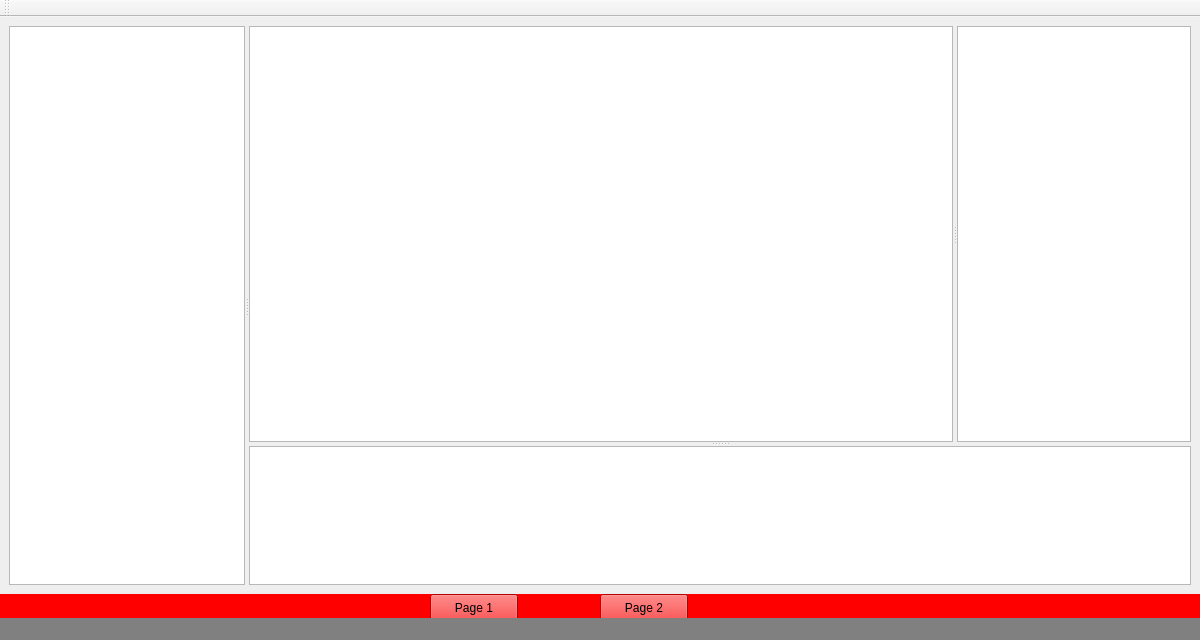
Qt form nn.designer/ui/mainwindow.ui (msforenter090/NNE) before a commit.
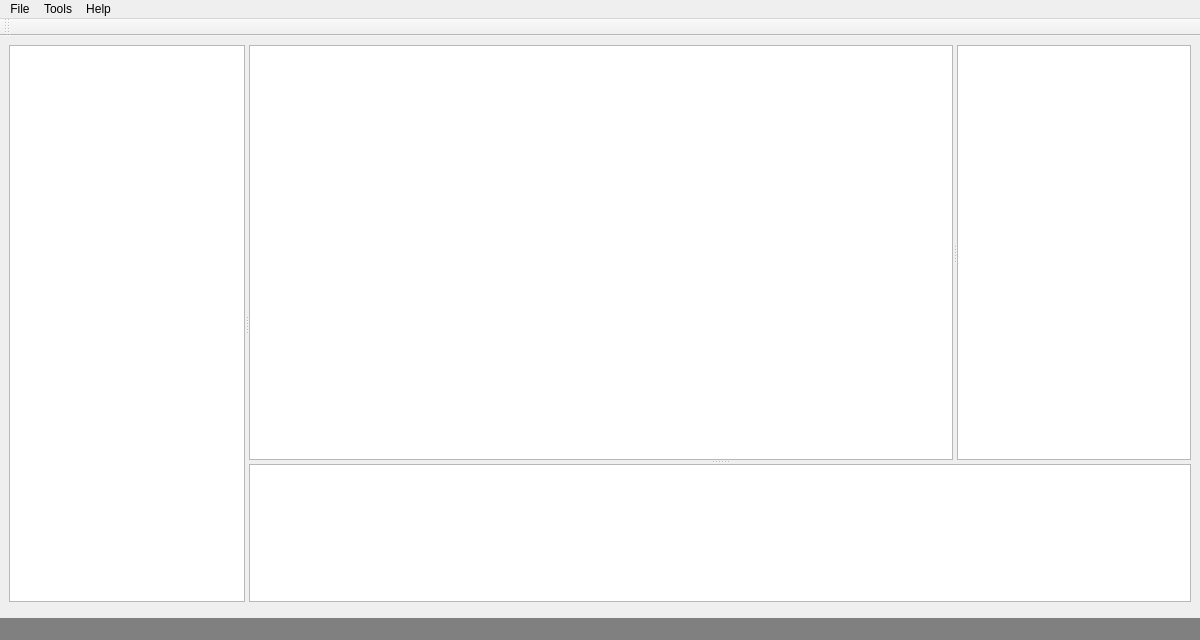
The same form after that commit.

Commit message: Removed unused. Added stacked panel. Added workspace, project and neural networ class.

Patch:
```diff
--- a/nn.designer/ui/mainwindow.ui
+++ b/nn.designer/ui/mainwindow.ui
@@ -79,11 +79,21 @@
            <number>9</number>
           </property>
           <item>
-           <widget class="QSplitter" name="splitter">
+           <widget class="QStackedWidget" name="stackedWidget">
+            <widget class="QWidget" name="page1">
+             <widget class="QSplitter" name="splitter_4">
+              <property name="geometry">
+               <rect>
+                <x>0</x>
+                <y>0</y>
+                <width>1182</width>
+                <height>557</height>
+               </rect>
+              </property>
             <property name="orientation">
              <enum>Qt::Horizontal</enum>
             </property>
-            <widget class="QWidget" name="widget" native="true">
+              <widget class="QWidget" name="widget_7" native="true">
              <property name="sizePolicy">
               <sizepolicy hsizetype="Minimum" vsizetype="Expanding">
                <horstretch>1</horstretch>
@@ -136,7 +146,7 @@
               </item>
              </layout>
             </widget>
-            <widget class="QWidget" name="widget_2" native="true">
+              <widget class="QWidget" name="widget_8" native="true">
              <property name="sizePolicy">
               <sizepolicy hsizetype="Maximum" vsizetype="Preferred">
                <horstretch>2</horstretch>
@@ -319,59 +329,11 @@
              </layout>
             </widget>
            </widget>
-          </item>
-         </layout>
-        </widget>
-       </item>
-       <item>
-        <widget class="QWidget" name="stackIndicatorContainer" native="true">
-         <property name="sizePolicy">
-          <sizepolicy hsizetype="Preferred" vsizetype="Preferred">
-           <horstretch>0</horstretch>
-           <verstretch>0</verstretch>
-          </sizepolicy>
-         </property>
-         <property name="minimumSize">
-          <size>
-           <width>0</width>
-           <height>0</height>
-          </size>
-         </property>
-         <property name="maximumSize">
-          <size>
-           <width>16777215</width>
-           <height>24</height>
-          </size>
-         </property>
-         <property name="styleSheet">
-          <string notr="true">background-color: red;</string>
-         </property>
-         <widget class="QPushButton" name="btn1">
-          <property name="geometry">
-           <rect>
-            <x>430</x>
-            <y>0</y>
-            <width>88</width>
-            <height>27</height>
-           </rect>
-          </property>
-          <property name="text">
-           <string>Page 1</string>
-          </property>
-         </widget>
-         <widget class="QPushButton" name="btn2">
-          <property name="geometry">
-           <rect>
-            <x>600</x>
-            <y>0</y>
-            <width>88</width>
-            <height>27</height>
-           </rect>
-          </property>
-          <property name="text">
-           <string>Page 2</string>
-          </property>
-         </widget>
+            </widget>
+            <widget class="QWidget" name="page2"/>
+           </widget>
+          </item>
+         </layout>
         </widget>
        </item>
       </layout>
@@ -388,6 +350,28 @@
      <height>24</height>
     </rect>
    </property>
+   <widget class="QMenu" name="menuFile">
+    <property name="title">
+     <string>File</string>
+    </property>
+    <addaction name="actionNew"/>
+    <addaction name="actionOpen"/>
+    <addaction name="separator"/>
+    <addaction name="actionExit"/>
+   </widget>
+   <widget class="QMenu" name="menuTools">
+    <property name="title">
+     <string>Tools</string>
+    </property>
+   </widget>
+   <widget class="QMenu" name="menuHelp">
+    <property name="title">
+     <string>Help</string>
+    </property>
+   </widget>
+   <addaction name="menuFile"/>
+   <addaction name="menuTools"/>
+   <addaction name="menuHelp"/>
   </widget>
   <widget class="QToolBar" name="mainToolBar">
    <attribute name="toolBarArea">
```
Left out of the diff: 47 changed lines with no effect on the pictures. Lines whose indentation alone changed are shown as unchanged. The commit also changes 14 other files.
